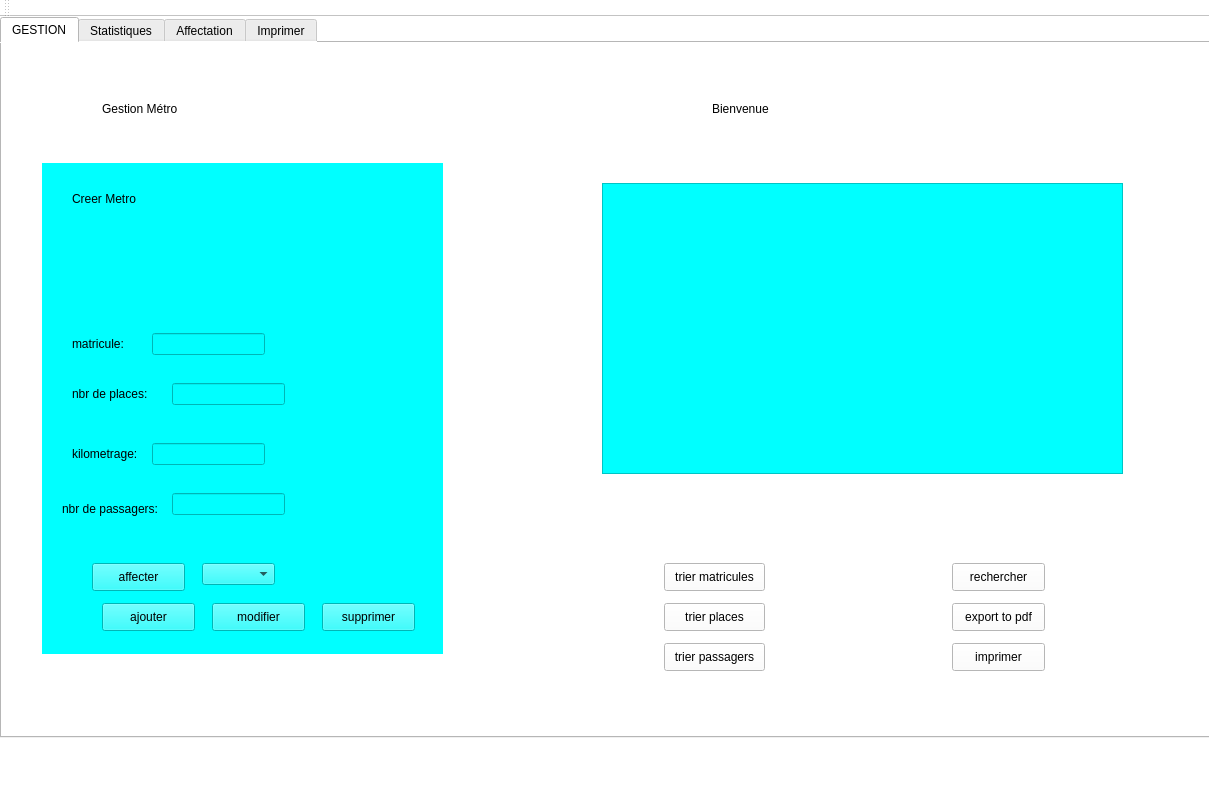
First picture: the form in mainwindow.ui, repository bochraallagui/Smart_Station_2A15, before the edit.
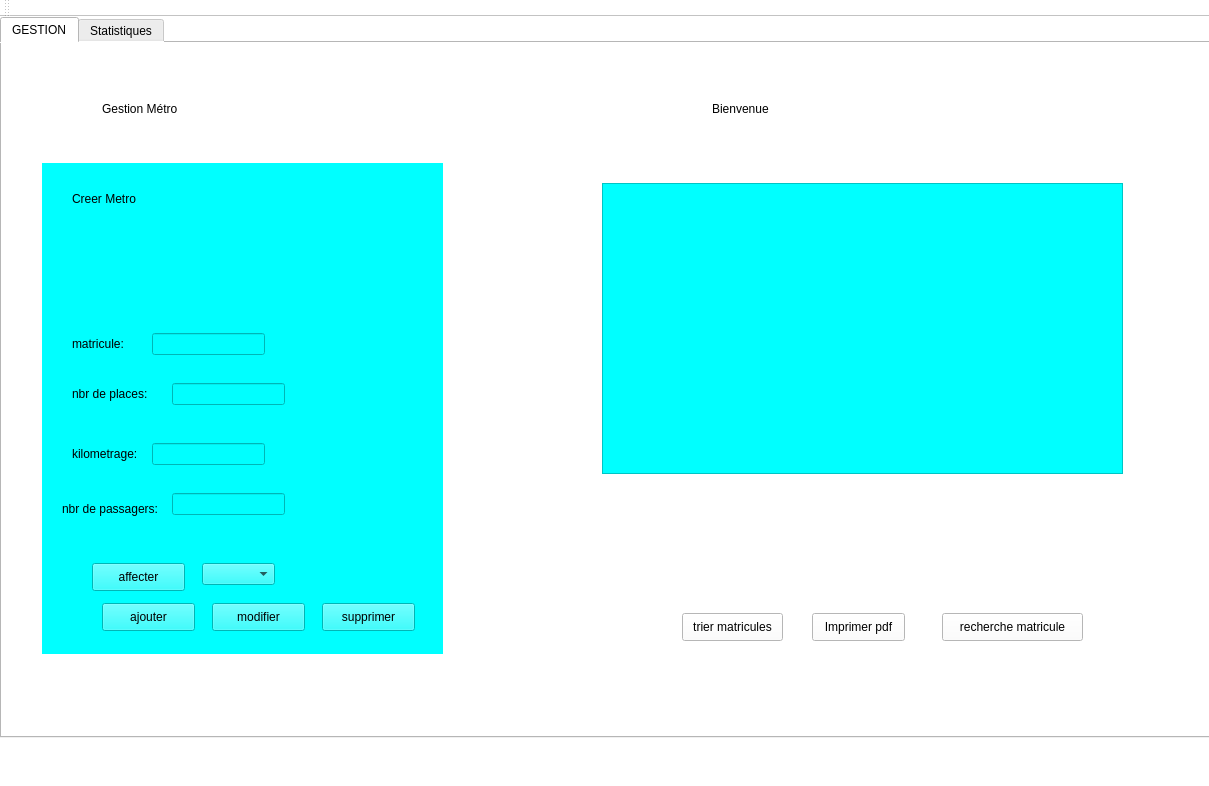
Second picture: the form after the edit. The open tabs and pages were chosen to show the change. Custom widgets are drawn as their Qt base class.

```diff
--- a/mainwindow.ui
+++ b/mainwindow.ui
@@ -254,8 +254,8 @@
      <widget class="QPushButton" name="pb_trier_matricule">
       <property name="geometry">
        <rect>
-        <x>662</x>
-        <y>520</y>
+        <x>680</x>
+        <y>570</y>
         <width>101</width>
         <height>28</height>
        </rect>
@@ -267,14 +267,14 @@
      <widget class="QPushButton" name="pb_rechercher">
       <property name="geometry">
        <rect>
-        <x>950</x>
-        <y>520</y>
-        <width>93</width>
+        <x>940</x>
+        <y>570</y>
+        <width>141</width>
         <height>28</height>
        </rect>
       </property>
       <property name="text">
-       <string>rechercher</string>
+       <string>recherche matricule</string>
       </property>
      </widget>
      <widget class="QTableView" name="tableView">
@@ -290,56 +290,17 @@
        <string notr="true">background-color: rgb(0, 255, 255);</string>
       </property>
      </widget>
-     <widget class="QPushButton" name="pb_trier_nbrplaces">
-      <property name="geometry">
-       <rect>
-        <x>662</x>
-        <y>560</y>
-        <width>101</width>
-        <height>28</height>
-       </rect>
-      </property>
-      <property name="text">
-       <string>trier places</string>
-      </property>
-     </widget>
-     <widget class="QPushButton" name="pb_trier_nbrpassagers">
-      <property name="geometry">
-       <rect>
-        <x>662</x>
-        <y>600</y>
-        <width>101</width>
-        <height>28</height>
-       </rect>
-      </property>
-      <property name="text">
-       <string>trier passagers</string>
-      </property>
-     </widget>
-     <widget class="QPushButton" name="pb_imprimer_2">
-      <property name="geometry">
-       <rect>
-        <x>950</x>
-        <y>600</y>
-        <width>93</width>
-        <height>28</height>
-       </rect>
-      </property>
-      <property name="text">
-       <string>imprimer</string>
-      </property>
-     </widget>
      <widget class="QPushButton" name="pb_pdf_2">
       <property name="geometry">
        <rect>
-        <x>950</x>
-        <y>560</y>
+        <x>810</x>
+        <y>570</y>
         <width>93</width>
         <height>28</height>
        </rect>
       </property>
       <property name="text">
-       <string>export to pdf</string>
+       <string>Imprimer pdf</string>
       </property>
      </widget>
     </widget>
@@ -358,16 +319,6 @@
       </property>
      </widget>
     </widget>
-    <widget class="QWidget" name="">
-     <attribute name="title">
-      <string>Affectation</string>
-     </attribute>
-    </widget>
-    <widget class="QWidget" name="widget_2">
-     <attribute name="title">
-      <string>Imprimer</string>
-     </attribute>
-    </widget>
    </widget>
   </widget>
   <widget class="QToolBar" name="mainToolBar">
```
Left out of the diff: 2 changed lines with no effect on the pictures.
